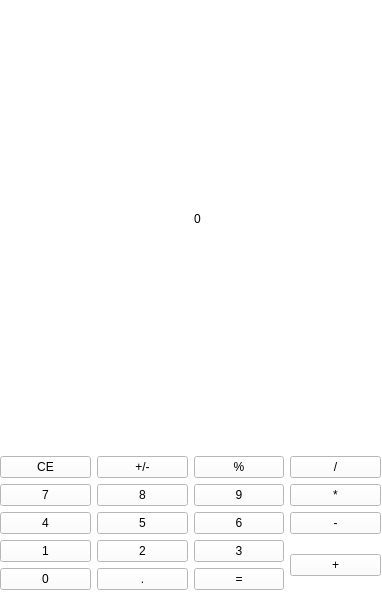
Qt form mainwindow.ui (GAD2312/testtask) before a commit.
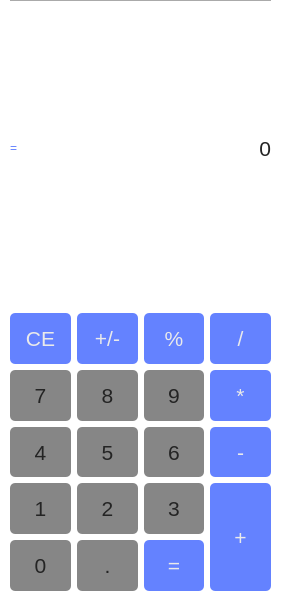
The same form after that commit.

Commit message: noWorkVersion-1.0/makenewDisyne

What changed in the file:
```diff
--- a/mainwindow.ui
+++ b/mainwindow.ui
@@ -6,7 +6,7 @@
    <rect>
     <x>0</x>
     <y>0</y>
-    <width>382</width>
+    <width>282</width>
     <height>602</height>
    </rect>
   </property>
@@ -23,12 +23,18 @@
    <widget class="QWidget" name="verticalLayoutWidget">
     <property name="geometry">
      <rect>
-      <x>0</x>
-      <y>-1</y>
-      <width>381</width>
+      <x>10</x>
+      <y>0</y>
+      <width>261</width>
       <height>591</height>
      </rect>
     </property>
+    <property name="sizePolicy">
+     <sizepolicy hsizetype="Preferred" vsizetype="Minimum">
+      <horstretch>0</horstretch>
+      <verstretch>0</verstretch>
+     </sizepolicy>
+    </property>
     <layout class="QVBoxLayout" name="verticalLayout">
      <item>
       <widget class="Line" name="line">
@@ -41,16 +47,45 @@
       <layout class="QHBoxLayout" name="horizontalLayout">
        <item>
         <widget class="QLabel" name="label_3">
+         <property name="sizePolicy">
+          <sizepolicy hsizetype="Maximum" vsizetype="Preferred">
+           <horstretch>0</horstretch>
+           <verstretch>0</verstretch>
+          </sizepolicy>
+         </property>
+         <property name="styleSheet">
+          <string notr="true">font: 16pt &quot;Segoe UI&quot;;
+color: rgb(100, 130, 255);
+</string>
+         </property>
          <property name="text">
-          <string/>
+          <string>=</string>
          </property>
         </widget>
        </item>
        <item>
         <widget class="QLabel" name="label">
+         <property name="font">
+          <font>
+           <family>Segoe UI</family>
+           <pointsize>16</pointsize>
+           <italic>false</italic>
+           <bold>false</bold>
+          </font>
+         </property>
+         <property name="acceptDrops">
+          <bool>false</bool>
+         </property>
+         <property name="styleSheet">
+          <string notr="true">font: 16pt &quot;Segoe UI&quot;;
+color: rgb(36,36,36);</string>
+         </property>
          <property name="text">
           <string>0</string>
          </property>
+         <property name="alignment">
+          <set>Qt::AlignRight|Qt::AlignTrailing|Qt::AlignVCenter</set>
+         </property>
         </widget>
        </item>
       </layout>
@@ -73,139 +108,595 @@
      </item>
      <item>
       <layout class="QGridLayout" name="gridLayout">
+       <item row="2" column="2">
+        <widget class="QPushButton" name="pushButton_6">
+         <property name="sizePolicy">
+          <sizepolicy hsizetype="Minimum" vsizetype="Minimum">
+           <horstretch>0</horstretch>
+           <verstretch>0</verstretch>
+          </sizepolicy>
+         </property>
+         <property name="font">
+          <font>
+           <family>Segoe UI</family>
+           <pointsize>16</pointsize>
+           <italic>false</italic>
+           <bold>false</bold>
+          </font>
+         </property>
+         <property name="styleSheet">
+          <string notr="true">QPushButton
+{
+border: none;
+color:rgb(36, 36, 36);
+	background-color: rgb(134, 134, 134);
+font: 16pt &quot;Segoe UI&quot;;
+border-radius: 5px;
+}</string>
+         </property>
+         <property name="text">
+          <string>6</string>
+         </property>
+        </widget>
+       </item>
+       <item row="0" column="3">
+        <widget class="QPushButton" name="pushButton_divide">
+         <property name="sizePolicy">
+          <sizepolicy hsizetype="Minimum" vsizetype="Minimum">
+           <horstretch>0</horstretch>
+           <verstretch>0</verstretch>
+          </sizepolicy>
+         </property>
+         <property name="font">
+          <font>
+           <family>Segoe UI</family>
+           <pointsize>16</pointsize>
+           <italic>false</italic>
+           <bold>false</bold>
+          </font>
+         </property>
+         <property name="styleSheet">
+          <string notr="true">QPushButton
+{
+border: none;
+color:rgb(234, 234, 234);
+	background-color: rgb(100, 130, 255);
+font: 16pt &quot;Segoe UI&quot;;
+border-radius: 5px;
+}</string>
+         </property>
+         <property name="text">
+          <string>/</string>
+         </property>
+        </widget>
+       </item>
+       <item row="4" column="1">
+        <widget class="QPushButton" name="pushButton_dot">
+         <property name="sizePolicy">
+          <sizepolicy hsizetype="Minimum" vsizetype="Minimum">
+           <horstretch>0</horstretch>
+           <verstretch>0</verstretch>
+          </sizepolicy>
+         </property>
+         <property name="font">
+          <font>
+           <family>Segoe UI</family>
+           <pointsize>16</pointsize>
+           <italic>false</italic>
+           <bold>false</bold>
+          </font>
+         </property>
+         <property name="styleSheet">
+          <string notr="true">QPushButton
+{
+border: none;
+color:rgb(36, 36, 36);
+	background-color: rgb(134, 134, 134);
+font: 16pt &quot;Segoe UI&quot;;
+border-radius: 5px;
+}</string>
+         </property>
+         <property name="text">
+          <string>.</string>
+         </property>
+        </widget>
+       </item>
        <item row="2" column="1">
         <widget class="QPushButton" name="pushButton_5">
+         <property name="sizePolicy">
+          <sizepolicy hsizetype="Minimum" vsizetype="Minimum">
+           <horstretch>0</horstretch>
+           <verstretch>0</verstretch>
+          </sizepolicy>
+         </property>
+         <property name="font">
+          <font>
+           <family>Segoe UI</family>
+           <pointsize>16</pointsize>
+           <italic>false</italic>
+           <bold>false</bold>
+          </font>
+         </property>
+         <property name="styleSheet">
+          <string notr="true">QPushButton
+{
+border: none;
+color:rgb(36, 36, 36);
+	background-color: rgb(134, 134, 134);
+font: 16pt &quot;Segoe UI&quot;;
+border-radius: 5px;
+}</string>
+         </property>
          <property name="text">
           <string>5</string>
          </property>
         </widget>
        </item>
-       <item row="1" column="2">
-        <widget class="QPushButton" name="pushButton_9">
+       <item row="3" column="2">
+        <widget class="QPushButton" name="pushButton_3">
+         <property name="sizePolicy">
+          <sizepolicy hsizetype="Minimum" vsizetype="Minimum">
+           <horstretch>0</horstretch>
+           <verstretch>0</verstretch>
+          </sizepolicy>
+         </property>
+         <property name="font">
+          <font>
+           <family>Segoe UI</family>
+           <pointsize>16</pointsize>
+           <italic>false</italic>
+           <bold>false</bold>
+          </font>
+         </property>
+         <property name="styleSheet">
+          <string notr="true">QPushButton
+{
+border: none;
+color:rgb(36, 36, 36);
+	background-color: rgb(134, 134, 134);
+font: 16pt &quot;Segoe UI&quot;;
+border-radius: 5px;
+}</string>
+         </property>
          <property name="text">
-          <string>9</string>
+          <string>3</string>
          </property>
         </widget>
        </item>
        <item row="3" column="3" rowspan="2">
         <widget class="QPushButton" name="pushButton_plus">
+         <property name="sizePolicy">
+          <sizepolicy hsizetype="Minimum" vsizetype="Minimum">
+           <horstretch>0</horstretch>
+           <verstretch>0</verstretch>
+          </sizepolicy>
+         </property>
+         <property name="font">
+          <font>
+           <family>Segoe UI</family>
+           <pointsize>16</pointsize>
+           <italic>false</italic>
+           <bold>false</bold>
+          </font>
+         </property>
+         <property name="styleSheet">
+          <string notr="true">QPushButton
+{
+border: none;
+color:rgb(234, 234, 234);
+	background-color: rgb(100, 130, 255);
+font: 16pt &quot;Segoe UI&quot;;
+border-radius: 5px;
+}</string>
+         </property>
          <property name="text">
           <string>+</string>
          </property>
         </widget>
        </item>
+       <item row="4" column="0">
+        <widget class="QPushButton" name="pushButton_0">
+         <property name="sizePolicy">
+          <sizepolicy hsizetype="Minimum" vsizetype="Minimum">
+           <horstretch>0</horstretch>
+           <verstretch>0</verstretch>
+          </sizepolicy>
+         </property>
+         <property name="font">
+          <font>
+           <family>Segoe UI</family>
+           <pointsize>16</pointsize>
+           <italic>false</italic>
+           <bold>false</bold>
+          </font>
+         </property>
+         <property name="styleSheet">
+          <string notr="true">QPushButton
+{
+border: none;
+color:rgb(36, 36, 36);
+	background-color: rgb(134, 134, 134);
+font: 16pt &quot;Segoe UI&quot;;
+border-radius: 5px;
+}</string>
+         </property>
+         <property name="text">
+          <string>0</string>
+         </property>
+        </widget>
+       </item>
+       <item row="4" column="2">
+        <widget class="QPushButton" name="pushButton_isEqualTo">
+         <property name="sizePolicy">
+          <sizepolicy hsizetype="Minimum" vsizetype="Minimum">
+           <horstretch>0</horstretch>
+           <verstretch>0</verstretch>
+          </sizepolicy>
+         </property>
+         <property name="font">
+          <font>
+           <family>Segoe UI</family>
+           <pointsize>16</pointsize>
+           <italic>false</italic>
+           <bold>false</bold>
+          </font>
+         </property>
+         <property name="styleSheet">
+          <string notr="true">QPushButton
+{
+border: none;
+color:rgb(234, 234, 234);
+	background-color: rgb(100, 130, 255);
+font: 16pt &quot;Segoe UI&quot;;
+border-radius: 5px;
+}</string>
+         </property>
+         <property name="text">
+          <string>=</string>
+         </property>
+        </widget>
+       </item>
+       <item row="0" column="1">
+        <widget class="QPushButton" name="pushButton_plusMinus">
+         <property name="sizePolicy">
+          <sizepolicy hsizetype="Minimum" vsizetype="Minimum">
+           <horstretch>0</horstretch>
+           <verstretch>0</verstretch>
+          </sizepolicy>
+         </property>
+         <property name="font">
+          <font>
+           <family>Segoe UI</family>
+           <pointsize>16</pointsize>
+           <italic>false</italic>
+           <bold>false</bold>
+          </font>
+         </property>
+         <property name="styleSheet">
+          <string notr="true">QPushButton
+{
+border: none;
+color:rgb(234, 234, 234);
+	background-color: rgb(100, 130, 255);
+font: 16pt &quot;Segoe UI&quot;;
+border-radius: 5px;
+}</string>
+         </property>
+         <property name="text">
+          <string>+/-</string>
+         </property>
+        </widget>
+       </item>
+       <item row="2" column="0">
+        <widget class="QPushButton" name="pushButton_4">
+         <property name="sizePolicy">
+          <sizepolicy hsizetype="Minimum" vsizetype="Minimum">
+           <horstretch>0</horstretch>
+           <verstretch>0</verstretch>
+          </sizepolicy>
+         </property>
+         <property name="font">
+          <font>
+           <family>Segoe UI</family>
+           <pointsize>16</pointsize>
+           <italic>false</italic>
+           <bold>false</bold>
+          </font>
+         </property>
+         <property name="styleSheet">
+          <string notr="true">QPushButton
+{
+border: none;
+color:rgb(36, 36, 36);
+	background-color: rgb(134, 134, 134);
+font: 16pt &quot;Segoe UI&quot;;
+border-radius: 5px;
+}</string>
+         </property>
+         <property name="text">
+          <string>4</string>
+         </property>
+        </widget>
+       </item>
+       <item row="3" column="1">
+        <widget class="QPushButton" name="pushButton_2">
+         <property name="sizePolicy">
+          <sizepolicy hsizetype="Minimum" vsizetype="Minimum">
+           <horstretch>0</horstretch>
+           <verstretch>0</verstretch>
+          </sizepolicy>
+         </property>
+         <property name="font">
+          <font>
+           <family>Segoe UI</family>
+           <pointsize>16</pointsize>
+           <italic>false</italic>
+           <bold>false</bold>
+          </font>
+         </property>
+         <property name="styleSheet">
+          <string notr="true">QPushButton
+{
+border: none;
+color:rgb(36, 36, 36);
+	background-color: rgb(134, 134, 134);
+font: 16pt &quot;Segoe UI&quot;;
+border-radius: 5px;
+}</string>
+         </property>
+         <property name="text">
+          <string>2</string>
+         </property>
+        </widget>
+       </item>
+       <item row="2" column="3">
+        <widget class="QPushButton" name="pushButton_minus">
+         <property name="sizePolicy">
+          <sizepolicy hsizetype="Minimum" vsizetype="Minimum">
+           <horstretch>0</horstretch>
+           <verstretch>0</verstretch>
+          </sizepolicy>
+         </property>
+         <property name="font">
+          <font>
+           <family>Segoe UI</family>
+           <pointsize>16</pointsize>
+           <italic>false</italic>
+           <bold>false</bold>
+          </font>
+         </property>
+         <property name="styleSheet">
+          <string notr="true">QPushButton
+{
+border: none;
+color:rgb(234, 234, 234);
+	background-color: rgb(100, 130, 255);
+font: 16pt &quot;Segoe UI&quot;;
+border-radius: 5px;
+}</string>
+         </property>
+         <property name="text">
+          <string>-</string>
+         </property>
+        </widget>
+       </item>
        <item row="1" column="0">
         <widget class="QPushButton" name="pushButton_7">
+         <property name="sizePolicy">
+          <sizepolicy hsizetype="Minimum" vsizetype="Minimum">
+           <horstretch>0</horstretch>
+           <verstretch>0</verstretch>
+          </sizepolicy>
+         </property>
+         <property name="font">
+          <font>
+           <family>Segoe UI</family>
+           <pointsize>16</pointsize>
+           <italic>false</italic>
+           <bold>false</bold>
+          </font>
+         </property>
+         <property name="styleSheet">
+          <string notr="true">QPushButton
+{
+border: none;
+color:rgb(36, 36, 36);
+	background-color: rgb(134, 134, 134);
+font: 16pt &quot;Segoe UI&quot;;
+border-radius: 5px;
+}</string>
+         </property>
          <property name="text">
           <string>7</string>
          </property>
         </widget>
        </item>
+       <item row="3" column="0">
+        <widget class="QPushButton" name="pushButton_1">
+         <property name="sizePolicy">
+          <sizepolicy hsizetype="Minimum" vsizetype="Minimum">
+           <horstretch>0</horstretch>
+           <verstretch>0</verstretch>
+          </sizepolicy>
+         </property>
+         <property name="font">
+          <font>
+           <family>Segoe UI</family>
+           <pointsize>16</pointsize>
+           <italic>false</italic>
+           <bold>false</bold>
+          </font>
+         </property>
+         <property name="styleSheet">
+          <string notr="true">QPushButton
+{
+border: none;
+color:rgb(36, 36, 36);
+	background-color: rgb(134, 134, 134);
+font: 16pt &quot;Segoe UI&quot;;
+border-radius: 5px;
+}</string>
+         </property>
+         <property name="text">
+          <string>1</string>
+         </property>
+        </widget>
+       </item>
+       <item row="1" column="3">
+        <widget class="QPushButton" name="pushButton_multiply">
+         <property name="sizePolicy">
+          <sizepolicy hsizetype="Minimum" vsizetype="Minimum">
+           <horstretch>0</horstretch>
+           <verstretch>0</verstretch>
+          </sizepolicy>
+         </property>
+         <property name="font">
+          <font>
+           <family>Segoe UI</family>
+           <pointsize>16</pointsize>
+           <italic>false</italic>
+           <bold>false</bold>
+          </font>
+         </property>
+         <property name="styleSheet">
+          <string notr="true">QPushButton
+{
+border: none;
+color:rgb(234, 234, 234);
+	background-color: rgb(100, 130, 255);
+font: 16pt &quot;Segoe UI&quot;;
+border-radius: 5px;
+}</string>
+         </property>
+         <property name="text">
+          <string>*</string>
+         </property>
+        </widget>
+       </item>
        <item row="1" column="1">
         <widget class="QPushButton" name="pushButton_8">
+         <property name="sizePolicy">
+          <sizepolicy hsizetype="Minimum" vsizetype="Minimum">
+           <horstretch>0</horstretch>
+           <verstretch>0</verstretch>
+          </sizepolicy>
+         </property>
+         <property name="font">
+          <font>
+           <family>Segoe UI</family>
+           <pointsize>16</pointsize>
+           <italic>false</italic>
+           <bold>false</bold>
+          </font>
+         </property>
+         <property name="styleSheet">
+          <string notr="true">QPushButton
+{
+border: none;
+color:rgb(36, 36, 36);
+	background-color: rgb(134, 134, 134);
+font: 16pt &quot;Segoe UI&quot;;
+border-radius: 5px;
+}</string>
+         </property>
          <property name="text">
           <string>8</string>
          </property>
         </widget>
        </item>
-       <item row="2" column="2">
-        <widget class="QPushButton" name="pushButton_6">
+       <item row="1" column="2">
+        <widget class="QPushButton" name="pushButton_9">
+         <property name="sizePolicy">
+          <sizepolicy hsizetype="Minimum" vsizetype="Minimum">
+           <horstretch>0</horstretch>
+           <verstretch>0</verstretch>
+          </sizepolicy>
+         </property>
+         <property name="font">
+          <font>
+           <family>Segoe UI</family>
+           <pointsize>16</pointsize>
+           <italic>false</italic>
+           <bold>false</bold>
+          </font>
+         </property>
+         <property name="styleSheet">
+          <string notr="true">QPushButton
+{
+border: none;
+color:rgb(36, 36, 36);
+	background-color: rgb(134, 134, 134);
+font: 16pt &quot;Segoe UI&quot;;
+border-radius: 5px;
+}</string>
+         </property>
          <property name="text">
-          <string>6</string>
+          <string>9</string>
          </property>
         </widget>
        </item>
        <item row="0" column="2">
         <widget class="QPushButton" name="pushButton_percent">
+         <property name="sizePolicy">
+          <sizepolicy hsizetype="Minimum" vsizetype="Minimum">
+           <horstretch>0</horstretch>
+           <verstretch>0</verstretch>
+          </sizepolicy>
+         </property>
+         <property name="font">
+          <font>
+           <family>Segoe UI</family>
+           <pointsize>16</pointsize>
+           <italic>false</italic>
+           <bold>false</bold>
+          </font>
+         </property>
+         <property name="styleSheet">
+          <string notr="true">QPushButton
+{
+border: none;
+color:rgb(234, 234, 234);
+	background-color: rgb(100, 130, 255);
+font: 16pt &quot;Segoe UI&quot;;
+border-radius: 5px;
+}</string>
+         </property>
          <property name="text">
           <string>%</string>
          </property>
         </widget>
        </item>
-       <item row="1" column="3">
-        <widget class="QPushButton" name="pushButton_multiply">
-         <property name="text">
-          <string>*</string>
-         </property>
-        </widget>
-       </item>
-       <item row="3" column="0">
-        <widget class="QPushButton" name="pushButton_1">
-         <property name="text">
-          <string>1</string>
-         </property>
-        </widget>
-       </item>
-       <item row="3" column="2">
-        <widget class="QPushButton" name="pushButton_3">
-         <property name="text">
-          <string>3</string>
-         </property>
-        </widget>
-       </item>
-       <item row="4" column="1">
-        <widget class="QPushButton" name="pushButton_dot">
-         <property name="text">
-          <string>.</string>
-         </property>
-        </widget>
-       </item>
-       <item row="4" column="2">
-        <widget class="QPushButton" name="pushButton_isEqualTo">
-         <property name="text">
-          <string>=</string>
-         </property>
-        </widget>
-       </item>
-       <item row="0" column="1">
-        <widget class="QPushButton" name="pushButton_plusMinus">
-         <property name="text">
-          <string>+/-</string>
-         </property>
-        </widget>
-       </item>
-       <item row="2" column="3">
-        <widget class="QPushButton" name="pushButton_minus">
-         <property name="text">
-          <string>-</string>
-         </property>
-        </widget>
-       </item>
-       <item row="3" column="1">
-        <widget class="QPushButton" name="pushButton_2">
-         <property name="text">
-          <string>2</string>
-         </property>
-        </widget>
-       </item>
-       <item row="0" column="3">
-        <widget class="QPushButton" name="pushButton_divide">
-         <property name="text">
-          <string>/</string>
-         </property>
-        </widget>
-       </item>
-       <item row="2" column="0">
-        <widget class="QPushButton" name="pushButton_4">
-         <property name="text">
-          <string>4</string>
-         </property>
-        </widget>
-       </item>
        <item row="0" column="0">
         <widget class="QPushButton" name="pushButton_CE">
+         <property name="sizePolicy">
+          <sizepolicy hsizetype="Minimum" vsizetype="Minimum">
+           <horstretch>0</horstretch>
+           <verstretch>0</verstretch>
+          </sizepolicy>
+         </property>
+         <property name="font">
+          <font>
+           <family>Segoe UI</family>
+           <pointsize>16</pointsize>
+           <italic>false</italic>
+           <bold>false</bold>
+          </font>
+         </property>
+         <property name="styleSheet">
+          <string notr="true">QPushButton
+{
+border: none;
+color:rgb(234, 234, 234);
+	background-color: rgb(100, 130, 255);
+font: 16pt &quot;Segoe UI&quot;;
+border-radius: 5px;
+}</string>
+         </property>
          <property name="text">
           <string>CE</string>
          </property>
         </widget>
        </item>
-       <item row="4" column="0">
-        <widget class="QPushButton" name="pushButton_0">
-         <property name="text">
-          <string>0</string>
-         </property>
-        </widget>
-       </item>
       </layout>
      </item>
     </layout>
```
